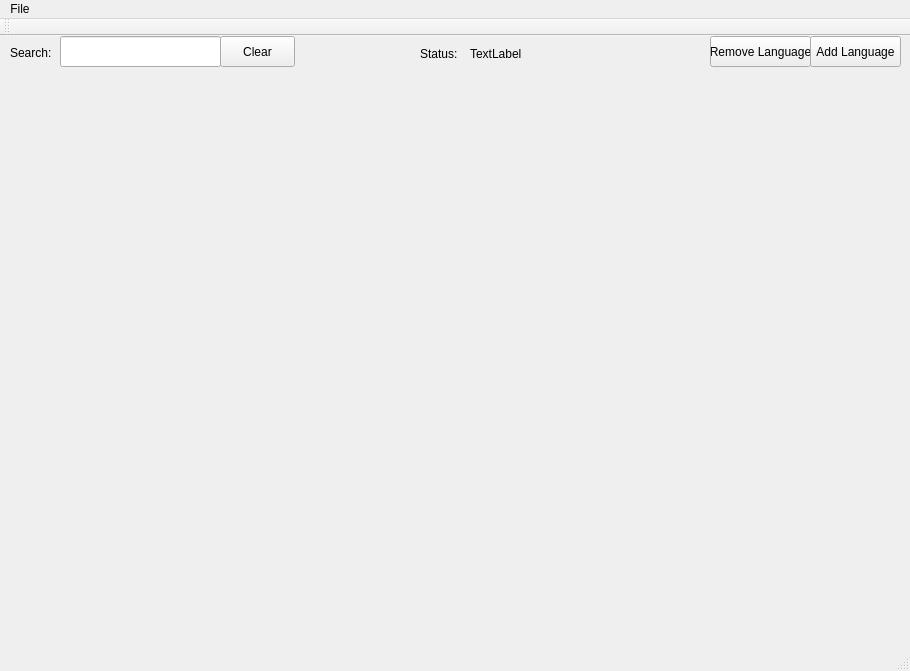
Before: the Qt Designer form mainwindow.ui in TZer0/Translate, drawn with Qt 5.
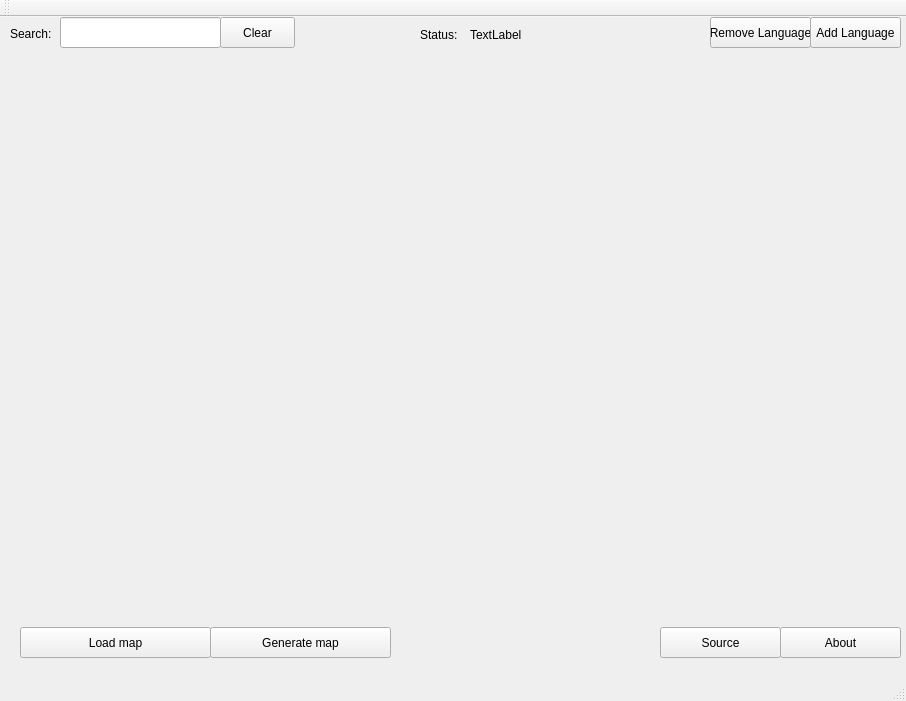
After: the same form once the commit is applied.

Commit message: With image-export!

```diff
--- a/mainwindow.ui
+++ b/mainwindow.ui
@@ -6,8 +6,8 @@
    <rect>
     <x>0</x>
     <y>0</y>
-    <width>910</width>
-    <height>671</height>
+    <width>906</width>
+    <height>701</height>
    </rect>
   </property>
   <property name="windowTitle">
@@ -119,23 +119,68 @@
      <string>Clear</string>
     </property>
    </widget>
+   <widget class="QPushButton" name="load">
+    <property name="geometry">
+     <rect>
+      <x>20</x>
+      <y>610</y>
+      <width>191</width>
+      <height>31</height>
+     </rect>
+    </property>
+    <property name="text">
+     <string>Load map</string>
+    </property>
+   </widget>
+   <widget class="QPushButton" name="generate">
+    <property name="geometry">
+     <rect>
+      <x>210</x>
+      <y>610</y>
+      <width>181</width>
+      <height>31</height>
+     </rect>
+    </property>
+    <property name="text">
+     <string>Generate map</string>
+    </property>
+   </widget>
+   <widget class="QPushButton" name="about">
+    <property name="geometry">
+     <rect>
+      <x>780</x>
+      <y>610</y>
+      <width>121</width>
+      <height>31</height>
+     </rect>
+    </property>
+    <property name="text">
+     <string>About</string>
+    </property>
+   </widget>
+   <widget class="QPushButton" name="source">
+    <property name="geometry">
+     <rect>
+      <x>660</x>
+      <y>610</y>
+      <width>121</width>
+      <height>31</height>
+     </rect>
+    </property>
+    <property name="text">
+     <string>Source</string>
+    </property>
+   </widget>
   </widget>
   <widget class="QMenuBar" name="menuBar">
    <property name="geometry">
     <rect>
      <x>0</x>
      <y>0</y>
-     <width>910</width>
+     <width>906</width>
      <height>21</height>
     </rect>
    </property>
-   <widget class="QMenu" name="menuTranslate">
-    <property name="title">
-     <string>File</string>
-    </property>
-    <addaction name="actionReload"/>
-   </widget>
-   <addaction name="menuTranslate"/>
   </widget>
   <widget class="QToolBar" name="mainToolBar">
    <attribute name="toolBarArea">
```
The commit also changes 2 other files.
